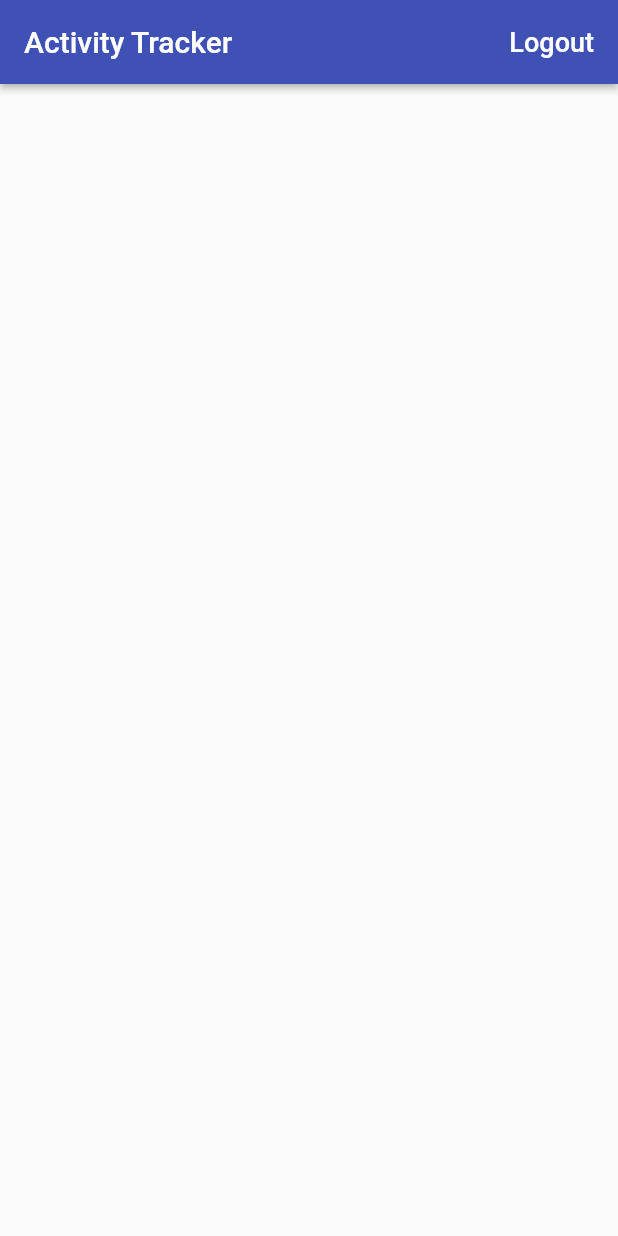
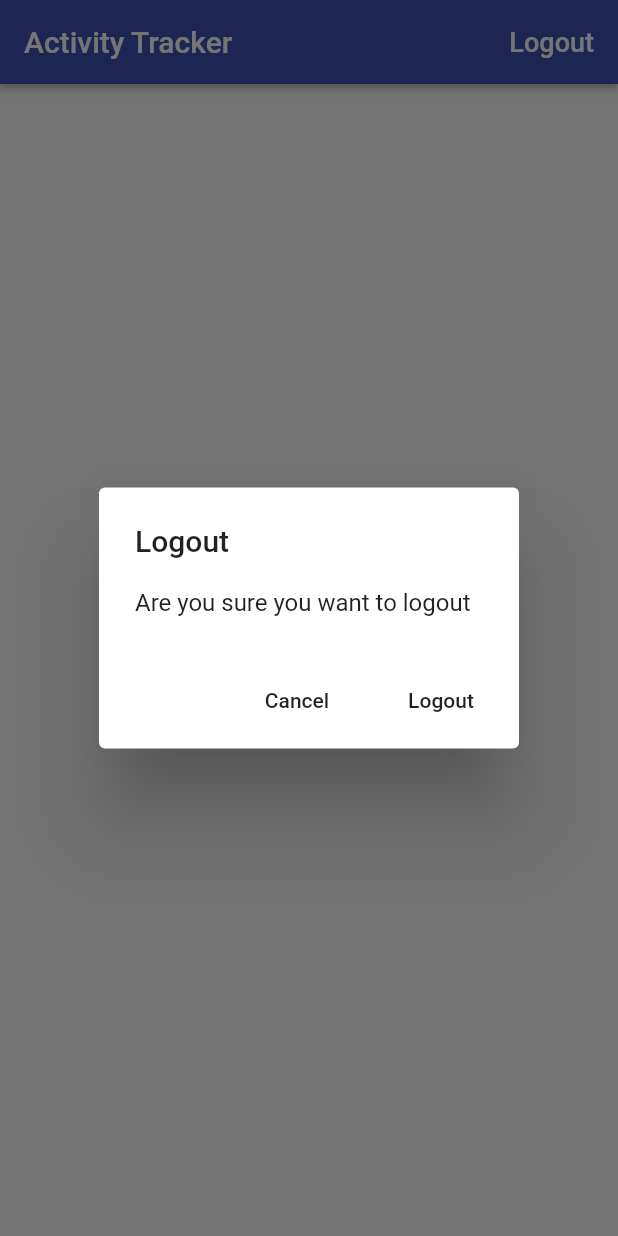
Before and after one commit to shashankj99/Activity-Tracker, a Flutter app: the screen it shows once a user with an empty profile is signed in, after a tap on "Logout", on a phone screen of 412 x 824 dp. Run offline on Flutter 3.47's test engine with Material 2 defaults, Android fonts, the phone set to English and light mode, and no system bars; our stand-ins replace firebase_auth, google_sign_in; missing offline and left inert: flutter_facebook_login; accounts and stored records are empty.

Commit message:
added android/iOS platform specific dialogs

```diff
--- a/lib/app/home_page.dart
+++ b/lib/app/home_page.dart
@@ -1,4 +1,5 @@
 import 'package:flutter/material.dart';
+import 'package:time_tracker/custom_widget/platform_alert_dialogue.dart';
 import 'package:time_tracker/services/auth.dart';
 
 class HomePage extends StatelessWidget {
@@ -10,6 +11,19 @@ class HomePage extends StatelessWidget {
       await auth.signOut();
     } catch (error) {
       print(error.toString());
+    }
+  }
+
+  Future<void> _confirmSignOut(BuildContext context) async {
+    final didRequestSignOut = await PlatformAlertDialogue(
+      title: 'Logout',
+      content: 'Are you sure you want to logout',
+      cancelActionText: 'Cancel',
+      defaultActionText: 'Logout',
+    ).show(context);
+
+    if (didRequestSignOut == true) {
+      _signOut();
     }
   }
 
@@ -28,7 +42,7 @@ class HomePage extends StatelessWidget {
                 fontSize: 18.0
               ),
             ),
-            onPressed: _signOut,
+            onPressed: () => _confirmSignOut(context),
           ),
         ],
       ),
--- a/lib/app/sign_in/email_sign_in_form.dart
+++ b/lib/app/sign_in/email_sign_in_form.dart
@@ -1,5 +1,7 @@
+import 'package:flutter/cupertino.dart';
 import 'package:flutter/material.dart';
 import 'package:time_tracker/app/sign_in/form_submit_button.dart';
+import 'package:time_tracker/custom_widget/platform_alert_dialogue.dart';
 import 'package:time_tracker/services/auth.dart';
 import 'package:time_tracker/services/validators.dart';
 
@@ -48,7 +50,11 @@ class _EmailSignInFormState extends State<EmailSignInForm> {
       }
       Navigator.of(context).pop();
     } catch (error) {
-      print(error.toString());
+      PlatformAlertDialogue(
+        title: "Sign In Failed",
+        content: error.toString(),
+        defaultActionText: "OK",
+      ).show(context);
     } finally {
       setState(() {
         _isLoading = false;
--- /dev/null
+++ b/lib/custom_widget/platform_alert_dialogue.dart
@@ -0,0 +1,94 @@
+import 'dart:io';
+
+import 'package:flutter/material.dart';
+import 'package:flutter/cupertino.dart';
+import 'package:time_tracker/custom_widget/platform_widget.dart';
+
+class PlatformAlertDialogue extends PlatformWidget {
+  PlatformAlertDialogue(
+      {@required this.title,
+      @required this.content,
+        this.cancelActionText,
+      @required this.defaultActionText})
+      : assert(title != null),
+        assert(content != null),
+        assert(defaultActionText != null);
+
+  final String title;
+  final String content;
+  final String cancelActionText;
+  final String defaultActionText;
+
+  Future<bool> show(BuildContext context) async {
+    return Platform.isIOS
+        ? showCupertinoDialog<bool>(
+            context: context,
+            builder: (context) => this,
+          )
+        : await showDialog<bool>(
+            context: context,
+            barrierDismissible: false,
+            builder: (context) => this,
+          );
+  }
+
+  List<Widget> _buildActions(BuildContext context) {
+    final actions = <Widget>[];
+    if (cancelActionText != null) {
+      actions.add(
+          PlatformAlertDialogAction(
+            child: Text(cancelActionText),
+            onPressed: () => Navigator.of(context).pop(false),
+          )
+      );
+    }
+    actions.add(
+        PlatformAlertDialogAction(
+          child: Text(defaultActionText),
+          onPressed: () => Navigator.of(context).pop(true),
+        )
+    );
+    return actions;
+  }
+
+  @override
+  Widget buildCupertinoWidget(BuildContext context) {
+    return CupertinoAlertDialog(
+      title: Text(title),
+      content: Text(content),
+      actions: _buildActions(context),
+    );
+  }
+
+  @override
+  Widget buildMaterialWidget(BuildContext context) {
+    return AlertDialog(
+      title: Text(title),
+      content: Text(content),
+      actions: _buildActions(context),
+    );
+  }
+}
+
+class PlatformAlertDialogAction extends PlatformWidget {
+  PlatformAlertDialogAction({this.child, this.onPressed});
+
+  final Widget child;
+  final VoidCallback onPressed;
+
+  @override
+  Widget buildCupertinoWidget(BuildContext context) {
+    return CupertinoDialogAction(
+      child: child,
+      onPressed: onPressed,
+    );
+  }
+
+  @override
+  Widget buildMaterialWidget(BuildContext context) {
+    return FlatButton(
+      child: child,
+      onPressed: onPressed,
+    );
+  }
+}
--- /dev/null
+++ b/lib/custom_widget/platform_widget.dart
@@ -0,0 +1,16 @@
+import 'dart:io';
+
+import 'package:flutter/material.dart';
+
+abstract class PlatformWidget extends StatelessWidget {
+  Widget buildCupertinoWidget(BuildContext context);
+  Widget buildMaterialWidget(BuildContext context);
+
+  @override
+  Widget build(BuildContext context) {
+    if (Platform.isIOS) {
+      return buildCupertinoWidget(context);
+    }
+    return buildMaterialWidget(context);
+  }
+}
```
